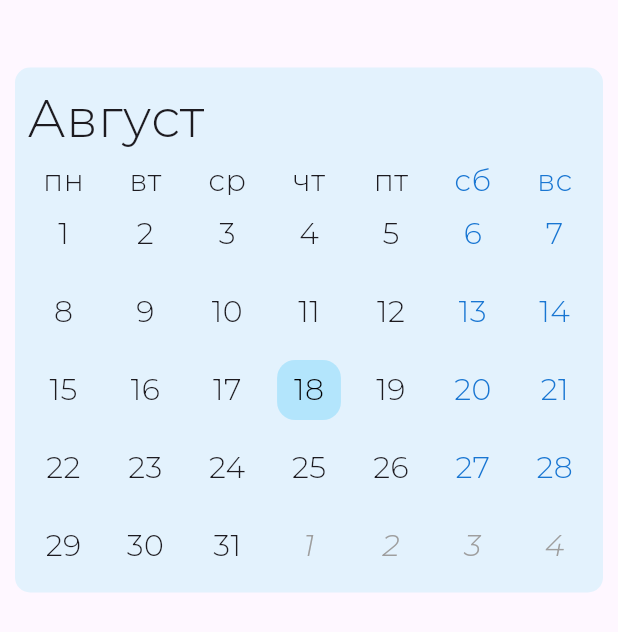
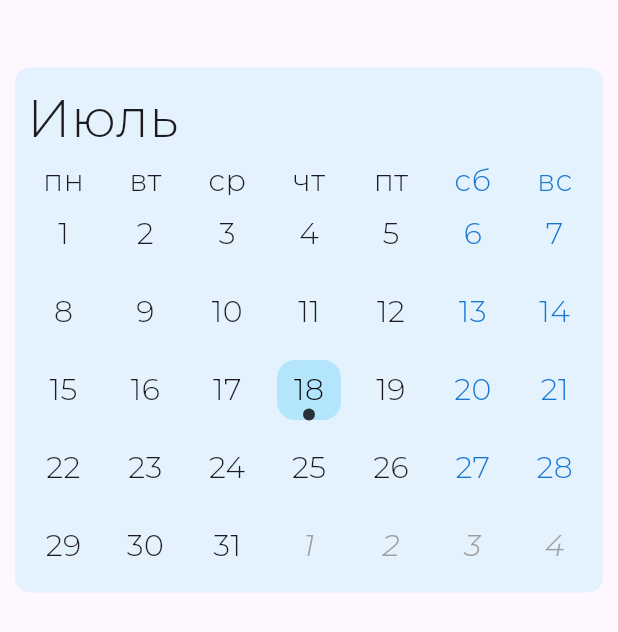
Before and after one commit to Herzfeuer/ipi_mobile, a Flutter app: the CalendarPage screen opened directly, on a phone screen of 412 x 824 dp. Shown: the top 632 px of the screen. Run offline on Flutter 3.47's test engine with Material 3 defaults, Android fonts, the phone set to English and light mode, and no system bars; drawn by our look-alikes of table_calendar; project files that could hold a hidden picture were left out.

Commit message:
v1.1.3 Calendar Events

```diff
--- /dev/null
+++ b/lib/event.dart
@@ -0,0 +1,7 @@
+class Event {
+
+  // values
+  final String title;
+
+  Event (this.title);
+}
--- a/lib/pages/calendar_page.dart
+++ b/lib/pages/calendar_page.dart
@@ -1,5 +1,6 @@
 import 'package:flutter/material.dart';
 import 'package:table_calendar/table_calendar.dart';
+import 'package:fluttertest2/event.dart';
 
 class CalendarPage extends StatefulWidget {
   const CalendarPage({super.key});
@@ -14,41 +15,74 @@ class _CalendarPageState extends State<CalendarPage> {
   final CalendarFormat _calendarFormat = CalendarFormat.month;
   DateTime _focusedDay = DateTime.now();
   DateTime? _selectedDay;
+  final Radius _borderRadius = const Radius.circular(12);
+  String _month = '';
 
-  static const _months = ['Январь', 'Февраль', 'Март', 'Апрель', 'Май', 'Июнь', 'Июль', 'Август', 'Сентябрь', 'Окрябрь', 'Ноябрь', 'Декабрь', ];
-  final Radius _borderRadius = Radius.circular(12);
-  String _month = _months[DateTime.now().month];
+  static const _months = [
+    'Январь',
+    'Февраль',
+    'Март',
+    'Апрель',
+    'Май',
+    'Июнь',
+    'Июль',
+    'Август',
+    'Сентябрь',
+    'Окрябрь',
+    'Ноябрь',
+    'Декабрь',
+  ];
 
+  Map <DateTime, List<Event>> _events = {};
+
+  // Functions
+  List<Event> _getEventsForDay( DateTime day ) {
+    return _events[day] ?? [];
+  }
+
+  // Initialisation
+  @override
+  void initState() {
+    super.initState();
+
+    // initializing month string
+    _month = _months[DateTime.now().month - 1];
+
+    // initializing some events for example
+    _events[DateTime.utc(2024,7,18)] = [
+      Event('Пасхалочка')
+    ];
+  }
+
+  // Builder
   @override
   Widget build(BuildContext context) {
     return Scaffold(
-
       // Calendar
       body: Padding(
-        padding: EdgeInsets.all(10),
-        child: Column(
-          children: [
-            SizedBox(height: 35),
-            Container (
+        padding: const EdgeInsets.all(10),
+        child: Column(children: [
+          const SizedBox(height: 35),
+          Container(
             decoration: BoxDecoration(
               color: Colors.blue[50],
               borderRadius: BorderRadius.circular(10),
             ),
             child: Padding(
-                padding: EdgeInsets.all(5),
-                child: Wrap (
-
+              padding: const EdgeInsets.all(5),
+              child: Wrap(
                 children: [
                   Padding(
-                        padding: EdgeInsets.all(3),
-                        child: Text( _month, style: TextStyle(
+                    padding: const EdgeInsets.all(3),
+                    child: Text(
+                      _month,
+                      style: const TextStyle(
                         fontFamily: "Montserrat",
                         fontWeight: FontWeight.w300,
                         fontSize: 35,
                       ),
                     ),
                   ),
-
                   TableCalendar(
                     headerVisible: false,
                     firstDay: DateTime.utc(2020),
@@ -63,8 +97,8 @@ class _CalendarPageState extends State<CalendarPage> {
                       return isSameDay(_selectedDay, day);
                     },
 
-                      onDaySelected: (selectedDay, focusedDay){
-                        if (!isSameDay(_selectedDay, selectedDay)){
+                    onDaySelected: (selectedDay, focusedDay) {
+                      if (!isSameDay(_selectedDay, selectedDay)) {
                         setState(() {
                           _selectedDay = selectedDay;
                           _focusedDay = focusedDay;
@@ -79,58 +113,50 @@ class _CalendarPageState extends State<CalendarPage> {
                       });
                     },
 
+                    eventLoader: _getEventsForDay,
+
                     // Styles
 
                     daysOfWeekStyle: DaysOfWeekStyle(
-
-                        weekdayStyle: TextStyle(
+                      weekdayStyle: const TextStyle(
                         fontFamily: "Montserrat",
                         fontWeight: FontWeight.w300,
                         fontSize: 20,
                       ),
-
                       weekendStyle: TextStyle(
                         fontFamily: "Montserrat",
                         fontWeight: FontWeight.w300,
                         color: Colors.blue[700],
                         fontSize: 20,
                       ),
-
-
                     ),
 
                     calendarStyle: CalendarStyle(
-
                       selectedDecoration: BoxDecoration(
                         color: Colors.blue,
                         borderRadius: BorderRadius.all(_borderRadius),
                       ),
-
                       todayDecoration: BoxDecoration(
                         color: Colors.lightBlue[100],
                         borderRadius: BorderRadius.all(_borderRadius),
                       ),
-
                       defaultTextStyle: const TextStyle(
                         fontFamily: "Montserrat",
                         fontWeight: FontWeight.w300,
                         fontSize: 20,
                       ),
-
                       todayTextStyle: const TextStyle(
                         fontFamily: "Montserrat",
                         fontWeight: FontWeight.w300,
                         fontSize: 20,
                         color: Colors.black,
                       ),
-
                       selectedTextStyle: const TextStyle(
                         fontFamily: "Montserrat",
                         fontWeight: FontWeight.w300,
                         fontSize: 20,
                         color: Colors.white,
                       ),
-
                       outsideTextStyle: const TextStyle(
                         fontFamily: "Montserrat",
                         fontWeight: FontWeight.w300,
@@ -138,29 +164,54 @@ class _CalendarPageState extends State<CalendarPage> {
                         fontSize: 20,
                         color: Colors.grey,
                       ),
-
                       holidayTextStyle: const TextStyle(
                         fontFamily: "Montserrat",
                         fontWeight: FontWeight.w300,
                         fontSize: 20,
                         color: Colors.redAccent,
                       ),
-
                       weekendTextStyle: TextStyle(
                         fontFamily: "Montserrat",
                         fontWeight: FontWeight.w300,
                         fontSize: 20,
                         color: Colors.blue[700],
                       ),
-
                     ),
                   ),
                 ],
               ),
             ),
           ),
-          ]
+
+          SizedBox(height: 10,),
+
+          // События
+          Expanded (
+            child: ListView.builder(
+              itemCount: _getEventsForDay(_selectedDay ?? _focusedDay).length,
+              itemBuilder: (context, index) {
+                final event = _getEventsForDay(_selectedDay ?? _focusedDay)[index];
+                return Card (
+                  color: Colors.blue[50],
+                  shadowColor: Colors.transparent,
+                  child: ListTile(
+                    title: Text(event.title, style: TextStyle(
+                      fontFamily: "Montserrat",
+                      fontWeight: FontWeight.w300,
+                      fontSize: 20,
+                      color: Colors.black,
+                    ),),
+                    // trailing: Text('${event.time}'),
+                    onTap: () {
+                      // Handle event tap
+                      debugPrint('Tapped on $event');
+                    },
                   ),
+                );
+              },
+            ),
+          ),
+        ]),
       ),
     );
   }
```
Also changed, not shown: pubspec.yaml (+12 -16 lines), assets/icons/android_icon.png (added), assets/icons/sqare_icon.png (added), pubspec.lock, 21 other files. Lines whose indentation alone changed are shown as unchanged.
